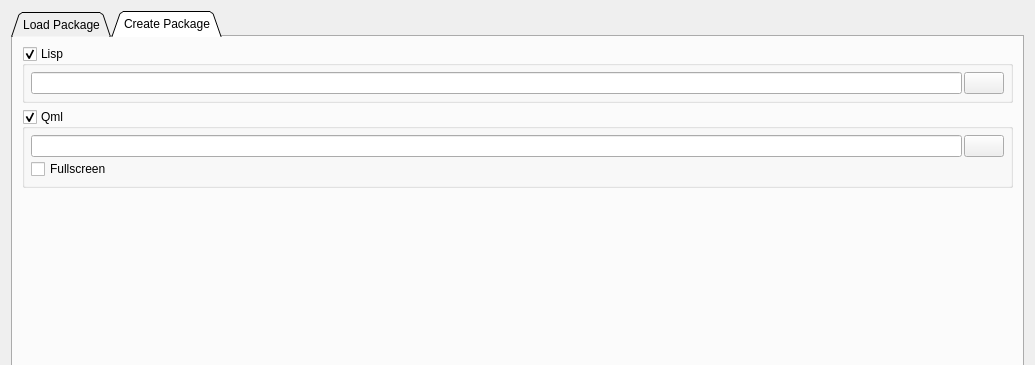
Above: pages/pagevescpackage.ui from vedderb/vesc_tool before the change; both pictures show x 0 to 1035 and y 0 to 365 of the 1035 by 590 pixel window. Below: the same form after it.
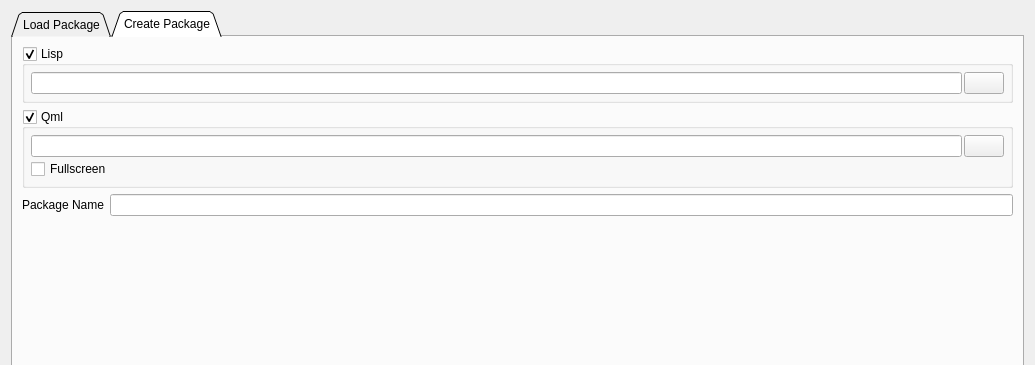
That is the form after the change. The open tabs and pages were chosen to show the change. Icons and pictures are not drawn. Custom widgets are drawn as their Qt base class.

Commit message: Added name field to vesc packages

Patch:
```diff
--- a/pages/pagevescpackage.ui
+++ b/pages/pagevescpackage.ui
@@ -213,6 +213,20 @@
          </layout>
         </widget>
        </item>
+       <item>
+        <layout class="QHBoxLayout" name="horizontalLayout_3">
+         <item>
+          <widget class="QLabel" name="label">
+           <property name="text">
+            <string>Package Name</string>
+           </property>
+          </widget>
+         </item>
+         <item>
+          <widget class="QLineEdit" name="nameEdit"/>
+         </item>
+        </layout>
+       </item>
        <item>
         <widget class="MRichTextEdit" name="descriptionEdit" native="true">
          <property name="sizePolicy">
```
The commit also changes 3 other files.
